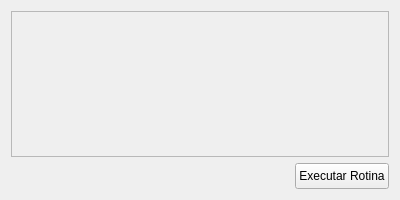
dsgoficial/SAP_Operador, file uis/activityRoutines.ui: the form before one commit.
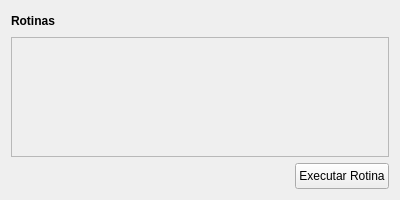
The form after the commit.

```diff
--- a/uis/activityRoutines.ui
+++ b/uis/activityRoutines.ui
@@ -33,6 +33,30 @@
   </property>
   <layout class="QGridLayout" name="gridLayout">
    <item row="0" column="0" colspan="2">
+    <layout class="QHBoxLayout" name="horizontalLayout">
+     <item>
+      <widget class="QLabel" name="label">
+       <property name="text">
+        <string>&lt;b&gt;Rotinas&lt;/b&gt;</string>
+       </property>
+      </widget>
+     </item>
+     <item>
+      <spacer name="horizontalSpacer_2">
+       <property name="orientation">
+        <enum>Qt::Horizontal</enum>
+       </property>
+       <property name="sizeHint" stdset="0">
+        <size>
+         <width>238</width>
+         <height>20</height>
+        </size>
+       </property>
+      </spacer>
+     </item>
+    </layout>
+   </item>
+   <item row="1" column="0" colspan="2">
     <widget class="QScrollArea" name="scrollArea">
      <property name="widgetResizable">
       <bool>true</bool>
@@ -43,14 +67,14 @@
         <x>0</x>
         <y>0</y>
         <width>380</width>
-        <height>148</height>
+        <height>120</height>
        </rect>
       </property>
       <layout class="QVBoxLayout" name="verticalLayout"/>
      </widget>
     </widget>
    </item>
-   <item row="1" column="0">
+   <item row="2" column="0">
     <spacer name="horizontalSpacer">
      <property name="orientation">
       <enum>Qt::Horizontal</enum>
@@ -63,7 +87,7 @@
      </property>
     </spacer>
    </item>
-   <item row="1" column="1">
+   <item row="2" column="1">
     <widget class="QPushButton" name="runRoutineBtn">
      <property name="sizePolicy">
       <sizepolicy hsizetype="Fixed" vsizetype="Fixed">
```
